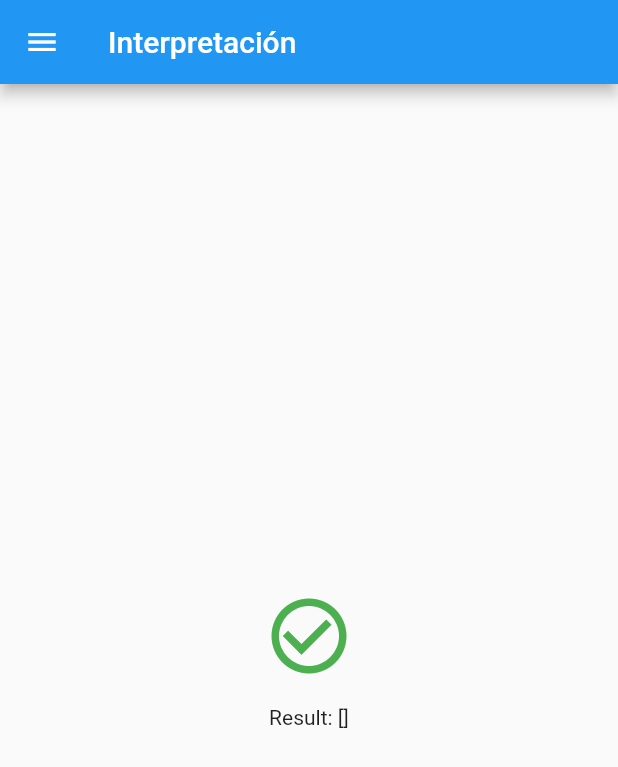
After one commit to Gloveland/app, a Flutter app: the InterpretationPage screen opened directly, on a phone screen of 412 x 824 dp. The commit adds this screen. Shown: the top 767 px of the screen. Run offline on Flutter 3.47's test engine with Material 2 defaults, Android fonts, the phone set to English and light mode, and no system bars; our stand-ins replace flutter_blue, percent_indicator.

Commit message:
Interpretation screen

```diff
--- a/lib/connection/ble/bluetooth_backend.dart
+++ b/lib/connection/ble/bluetooth_backend.dart
@@ -43,10 +43,10 @@ class BluetoothBackend {
       List<BluetoothDevice> devicesSnapshot) async {
     List<BluetoothCharacteristic> characteristics = <BluetoothCharacteristic>[];
     for (var device in devicesSnapshot) {
-      BluetoothService? service = await getMeasurementService(device);
+      BluetoothService? service = await _getLsaGlovesService(device);
       if (service != null) {
         BluetoothCharacteristic measurementCharacteristic =
-        getMeasurementCharacteristic(service);
+        _getMeasurementCharacteristic(service);
         characteristics.add(measurementCharacteristic);
       }
     }
@@ -54,19 +54,44 @@ class BluetoothBackend {
     return characteristics;
   }
 
+  /// Retrieves the interpretation characteristics of all the connected devices.
+  static Future<List<BluetoothCharacteristic>> getInterpretationCharacteristics() async {
+    List<BluetoothDevice> connectedDevices = await getConnectedDevices();
+    List<BluetoothCharacteristic> characteristics = <BluetoothCharacteristic>[];
+    for (var device in connectedDevices) {
+      BluetoothService? service = await _getLsaGlovesService(device);
+      if (service != null) {
+        BluetoothCharacteristic interpretationCharacteristic =
+        _getInterpretationCharacteristic(service);
+        characteristics.add(interpretationCharacteristic);
+      }
+    }
+    developer.log("Interpretation characteristics: $characteristics", name: TAG);
+    return characteristics;
+  }
+
   /// Retrieves the measurement characteristic from the {@code bluetoothService}
   /// specified.
-  static BluetoothCharacteristic getMeasurementCharacteristic(
+  static BluetoothCharacteristic _getMeasurementCharacteristic(
       BluetoothService bluetoothService) {
     return bluetoothService.characteristics
-        .where((characteristic) =>
+        .firstWhere((characteristic) =>
             characteristic.uuid.toString() ==
-            BluetoothSpecification.MEASUREMENTS_CHARACTERISTIC_UUID)
-        .first;
+            BluetoothSpecification.MEASUREMENTS_CHARACTERISTIC_UUID);
   }
 
-  /// Retrieves the measurement service from the specified device.
-  static Future<BluetoothService?> getMeasurementService(
+  /// Retrieves the measurement characteristic from the {@code bluetoothService}
+  /// specified.
+  static BluetoothCharacteristic _getInterpretationCharacteristic(
+      BluetoothService bluetoothService) {
+    return bluetoothService.characteristics
+        .firstWhere((characteristic) =>
+    characteristic.uuid.toString() ==
+        BluetoothSpecification.MEASUREMENTS_CHARACTERISTIC_UUID);
+  }
+
+  /// Retrieves the LSA Gloves service from the specified device.
+  static Future<BluetoothService?> _getLsaGlovesService(
       BluetoothDevice bluetoothDevice) async {
     List<BluetoothService> services = await bluetoothDevice.discoverServices();
     return services.firstWhereOrNull((service) {
--- a/lib/connection/ble/bluetooth_specification.dart
+++ b/lib/connection/ble/bluetooth_specification.dart
@@ -1,5 +1,3 @@
-
-import 'package:flutter_blue/flutter_blue.dart';
 
 /// Class containing the specifications for the communication via BLE such as
 /// the service and characteristic UUIDs.
--- a/lib/connection/wifi/socket.dart
+++ b/lib/connection/wifi/socket.dart
@@ -9,7 +9,7 @@ import 'package:lsa_gloves/model/movement.dart';
 import 'package:lsa_gloves/datacollection/storage.dart';
 import 'package:lsa_gloves/widgets/Dialog.dart';
 
-const String IP = '192.168.1.9'; //10.0.1.70';
+const String IP = '192.168.0.127'; //10.0.1.70';
 
 /// Show a connection spinning or a page to record movements
 class WifiPage extends StatelessWidget {
--- a/lib/navigation/navigation_drawer.dart
+++ b/lib/navigation/navigation_drawer.dart
@@ -3,6 +3,7 @@ import 'package:flutter/widgets.dart';
 import 'package:lsa_gloves/pages/devices_connection_page.dart';
 import 'package:lsa_gloves/connection/wifi/socket.dart';
 import 'package:lsa_gloves/pages/file_manager_page.dart';
+import 'package:lsa_gloves/pages/interpretation_page.dart';
 
 class NavDrawer extends StatelessWidget {
   const NavDrawer({Key? key}) : super(key: key);
@@ -40,6 +41,13 @@ class NavDrawer extends StatelessWidget {
             Navigator.of(context).push(MaterialPageRoute(
                 builder: (context) => FileManagerPage(), maintainState: false));
           }),
+      ListTile(
+          leading: Icon(Icons.translate),
+          title: const Text("Interpretación"),
+          onTap: () {
+            Navigator.of(context).push(MaterialPageRoute(
+                builder: (context) => InterpretationPage(), maintainState: false));
+          })
     ]));
   }
 }
--- /dev/null
+++ b/lib/pages/interpretation_page.dart
@@ -0,0 +1,95 @@
+import 'package:flutter/material.dart';
+import 'package:flutter_blue/flutter_blue.dart';
+import 'package:lsa_gloves/connection/ble/bluetooth_backend.dart';
+import 'package:lsa_gloves/navigation/navigation_drawer.dart';
+
+class InterpretationPage extends StatefulWidget {
+  const InterpretationPage({Key? key}) : super(key: key);
+
+
+  @override
+  State<InterpretationPage> createState() => _InterpretationPageState();
+}
+
+class _InterpretationPageState extends State<InterpretationPage> {
+  final List<String> entries = <String>['A', 'B', 'C'];
+  final List<int> colorCodes = <int>[600, 500, 100];
+  final String appBarTitle = 'Interpretación';
+
+  late Future<List<BluetoothCharacteristic>> characteristics;
+
+  @override
+  void initState() {
+    super.initState();
+    characteristics = BluetoothBackend.getInterpretationCharacteristics();
+  }
+
+  @override
+  Widget build(BuildContext context) {
+    return Scaffold(
+      appBar: AppBar(
+        title: Text(appBarTitle),
+      ),
+      drawer: NavDrawer(),
+      body: Center(
+        child: Padding(
+          padding: EdgeInsets.all(16.0),
+          child: _devicesInterpretations(),
+        ),
+      ),
+    );
+  }
+
+  FutureBuilder<List<BluetoothCharacteristic>> _devicesInterpretations() {
+    return FutureBuilder<List<BluetoothCharacteristic>>(
+        future: characteristics,
+        builder: (BuildContext context,
+            AsyncSnapshot<List<BluetoothCharacteristic>> snapshot) {
+          List<Widget> children;
+          if (snapshot.hasData) {
+            children = <Widget>[
+              const Icon(
+                Icons.check_circle_outline,
+                color: Colors.green,
+                size: 60,
+              ),
+              Padding(
+                padding: const EdgeInsets.only(top: 16),
+                child: Text('Result: ${snapshot.data}'),
+              )
+            ];
+          } else if (snapshot.hasError) {
+            children = <Widget>[
+              const Icon(
+                Icons.error_outline,
+                color: Colors.red,
+                size: 60,
+              ),
+              Padding(
+                padding: const EdgeInsets.only(top: 16),
+                child: Text('Error: ${snapshot.error}'),
+              )
+            ];
+          } else {
+            children = <Widget>[
+              SizedBox(
+                child: CircularProgressIndicator(),
+                width: 60,
+                height: 60,
+              ),
+              Padding(
+                padding: EdgeInsets.only(top: 16),
+                child: Text('Loading...'),
+              )
+            ];
+          }
+          return Center(
+            child: Column(
+              mainAxisAlignment: MainAxisAlignment.center,
+              crossAxisAlignment: CrossAxisAlignment.center,
+              children: children,
+            ),
+          );
+        });
+  }
+}
```
